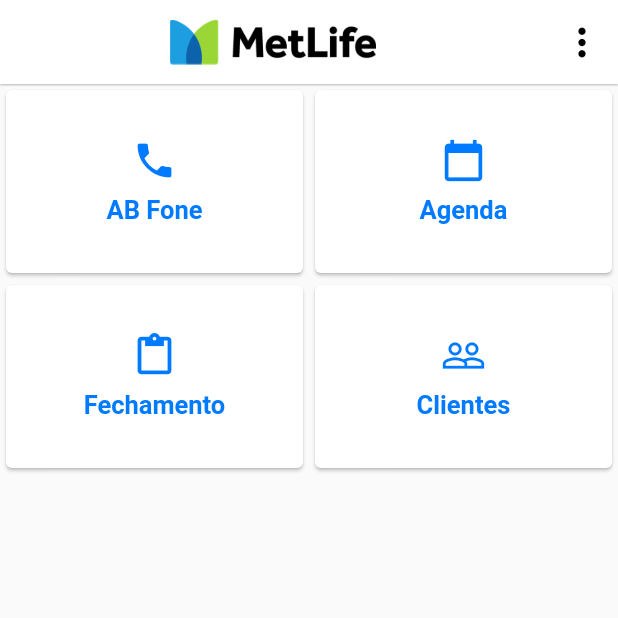
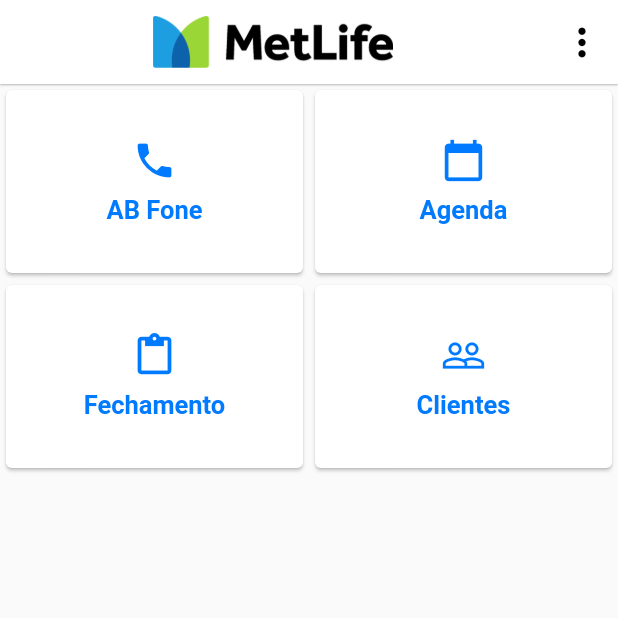
Before and after one commit to rodolforomao/metlifemobile, a Flutter app: the Menu screen opened directly, on a phone screen of 412 x 824 dp, the top half of it. Run offline on Flutter 3.47's test engine with Material 2 defaults, Android fonts, the phone set to English and light mode, and no system bars.

Commit message:
menu
menu

```diff
--- a/app_brazilian_storm_team/lib/views/menu.dart
+++ b/app_brazilian_storm_team/lib/views/menu.dart
@@ -20,7 +20,7 @@ class _Menu extends State<Menu> {
         backgroundColor: Color(0xFFFFFFFF),
         title: Center(
           child: Image.asset("assets/imagens/logo_mini_met_life.png",
-              height: 30.0),
+              height: 35.0),
         ),
         iconTheme: IconThemeData(
           color: Colors.white,
```
